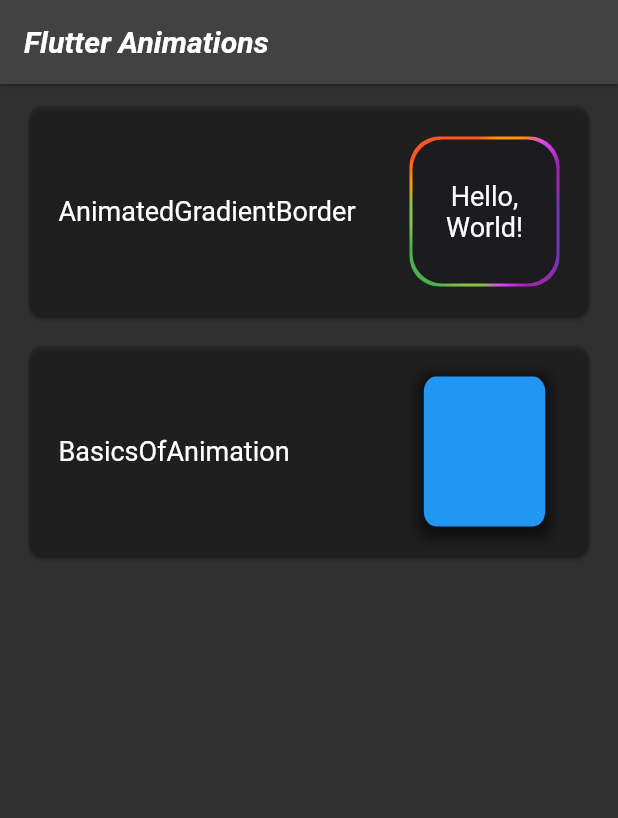
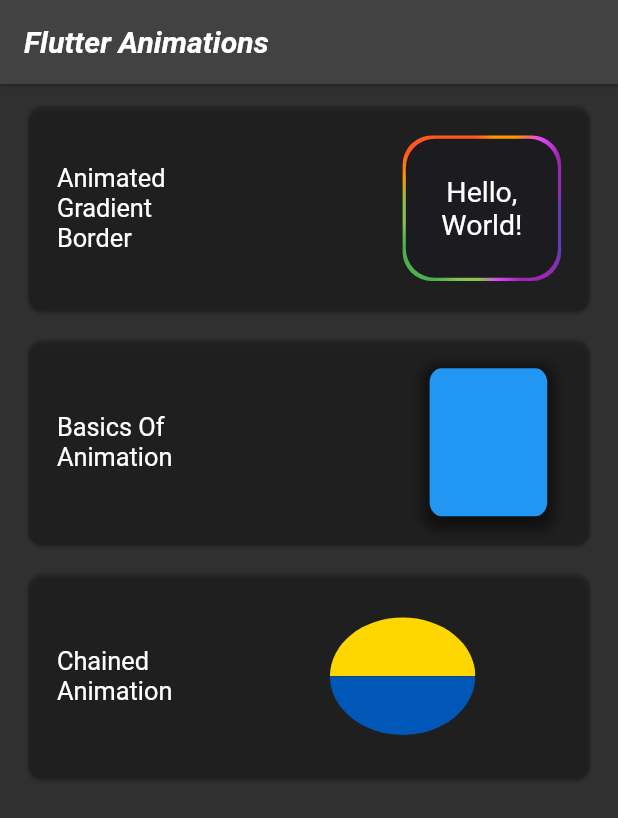
Before and after one commit to UmidMamasoliev/flutter_animations, a Flutter app: the screen it shows after launch, on a phone screen of 412 x 824 dp. Shown: the top 818 px of the screen. Run offline on Flutter 3.47's test engine with Material 2 defaults, Android fonts, the phone set to English and light mode, and no system bars; our stand-ins replace flutter_screenutil.

Commit message:
chained animation

```diff
--- a/lib/animated_gradient_border/animated_gradient_border.dart
+++ b/lib/animated_gradient_border/animated_gradient_border.dart
@@ -1,9 +1,16 @@
 import 'dart:math';
 
 import 'package:flutter/material.dart';
+import 'package:flutter_screenutil/flutter_screenutil.dart';
 
 class AnimatedGradientBorder extends StatefulWidget {
-  const AnimatedGradientBorder({super.key});
+  final double height;
+  final double width;
+  const AnimatedGradientBorder({
+    super.key,
+    this.height = 300,
+    this.width = 200,
+  });
 
   @override
   State<AnimatedGradientBorder> createState() => _AnimatedGradientBorderState();
@@ -58,26 +65,29 @@ class _AnimatedGradientBorderState extends State<AnimatedGradientBorder>
         animation: _animation,
         builder: (context, child) {
           return Container(
-            constraints: const BoxConstraints.tightFor(width: 150, height: 200),
+            constraints: BoxConstraints.tightFor(
+              width: widget.width.w,
+              height: widget.height.h,
+            ),
             decoration: BoxDecoration(
               gradient: SweepGradient(
                 colors: colors,
                 transform: GradientRotation(_animation.value),
               ),
-              borderRadius: BorderRadius.circular(20.0),
-              border: Border.all(color: Colors.transparent, width: 2.0),
+              borderRadius: BorderRadius.circular(20.r),
+              border: Border.all(color: Colors.transparent, width: 2.w),
             ),
             child: Container(
               decoration: BoxDecoration(
                 color: const Color(0xFF1C1B1F),
-                borderRadius: BorderRadius.circular(20.0),
+                borderRadius: BorderRadius.circular(20.r),
               ),
-              child: const Center(
+              child: Center(
                 child: Text(
                   "Hello, World!",
                   style: TextStyle(
                     color: Colors.white,
-                    fontSize: 18,
+                    fontSize: 18.sp,
                   ),
                   textAlign: TextAlign.center,
                 ),
--- a/lib/basics_of_animation/basics_of_animation.dart
+++ b/lib/basics_of_animation/basics_of_animation.dart
@@ -4,9 +4,12 @@
 import 'dart:math';
 
 import 'package:flutter/material.dart';
+import 'package:flutter_screenutil/flutter_screenutil.dart';
 
 class BasicsOfAnimation extends StatefulWidget {
-  const BasicsOfAnimation({super.key});
+  final double height;
+  final double width;
+  const BasicsOfAnimation({super.key, this.height = 200, this.width = 200});
 
   @override
   State<BasicsOfAnimation> createState() => _BasicsOfAnimationState();
@@ -46,11 +49,11 @@ class _BasicsOfAnimationState extends State<BasicsOfAnimation>
               alignment: Alignment.center,
               transform: Matrix4.identity()..rotateY(animation.value),
               child: Container(
-                width: 100,
-                height: 100,
+                width: widget.height.h,
+                height: widget.width.w,
                 decoration: BoxDecoration(
                   color: Colors.blue,
-                  borderRadius: BorderRadius.circular(10),
+                  borderRadius: BorderRadius.circular(10.r),
                   boxShadow: [
                     BoxShadow(
                       color: Colors.black.withOpacity(0.5),
--- /dev/null
+++ b/lib/chained_animations/chained_animation.dart
@@ -0,0 +1,179 @@
+// ignore_for_file: public_member_api_docs, sort_constructors_first
+import 'dart:math';
+
+import 'package:flutter/material.dart';
+import 'package:flutter_screenutil/flutter_screenutil.dart';
+
+import 'draw_the_arcs.dart';
+
+class ChainedAnimation extends StatefulWidget {
+  final double height;
+  final double width;
+  const ChainedAnimation({
+    super.key,
+    this.height = 150,
+    this.width = 150,
+  });
+
+  @override
+  State<ChainedAnimation> createState() => _ChainedAnimationState();
+}
+
+class _ChainedAnimationState extends State<ChainedAnimation>
+    with TickerProviderStateMixin {
+  late AnimationController _counterClockwiseRotationController;
+  late Animation<double> _counterClockwiseRotationAnimation;
+
+  late AnimationController _flipController;
+  late Animation<double> _flipAnimation;
+
+  @override
+  void initState() {
+    super.initState();
+
+    //rotation animation
+
+    _counterClockwiseRotationController = AnimationController(
+      vsync: this,
+      duration: const Duration(seconds: 1),
+    );
+
+    _counterClockwiseRotationAnimation = Tween<double>(
+      begin: 0,
+      end: -(pi / 2),
+    ).animate(
+      CurvedAnimation(
+        parent: _counterClockwiseRotationController,
+        curve: Curves.bounceOut,
+      ),
+    );
+
+    //flip animation
+
+    _flipController = AnimationController(
+      vsync: this,
+      duration: const Duration(seconds: 1),
+    );
+
+    _flipAnimation = Tween<double>(
+      begin: 0,
+      end: pi,
+    ).animate(
+      CurvedAnimation(
+        parent: _flipController,
+        curve: Curves.bounceOut,
+      ),
+    );
+
+    // status listeners
+
+    _counterClockwiseRotationController.addStatusListener(
+      (status) {
+        if (status == AnimationStatus.completed) {
+          _flipAnimation = Tween<double>(
+            begin: _flipAnimation.value,
+            end: _flipAnimation.value + pi,
+          ).animate(
+            CurvedAnimation(
+              parent: _flipController,
+              curve: Curves.bounceOut,
+            ),
+          );
+
+          //reset the [_flipController] and start the animations
+
+          _flipController
+            ..reset()
+            ..forward();
+        }
+      },
+    );
+
+    _flipController.addStatusListener(
+      (status) {
+        if (status == AnimationStatus.completed) {
+          _counterClockwiseRotationAnimation = Tween<double>(
+            begin: _counterClockwiseRotationAnimation.value,
+            end: _counterClockwiseRotationAnimation.value + -(pi / 2),
+          ).animate(
+            CurvedAnimation(
+              parent: _counterClockwiseRotationController,
+              curve: Curves.bounceOut,
+            ),
+          );
+
+          //reset the [_counterClockwiseRotationController] and start the animations
+
+          _counterClockwiseRotationController
+            ..reset()
+            ..forward();
+        }
+      },
+    );
+  }
+
+  @override
+  void dispose() {
+    _counterClockwiseRotationController.dispose();
+    _flipController.dispose();
+    super.dispose();
+  }
+
+  @override
+  Widget build(BuildContext context) {
+    _counterClockwiseRotationController
+      ..reset()
+      ..forward.delayed(const Duration(seconds: 1));
+    return AnimatedBuilder(
+        animation: _counterClockwiseRotationController,
+        builder: (context, child) {
+          return Transform(
+            alignment: Alignment.center,
+            transform: Matrix4.identity()
+              ..rotateZ(_counterClockwiseRotationAnimation.value),
+            child: Row(
+              mainAxisAlignment: MainAxisAlignment.center,
+              mainAxisSize: MainAxisSize.min,
+              children: [
+                AnimatedBuilder(
+                    animation: _flipController,
+                    builder: (context, child) {
+                      return Transform(
+                        alignment: Alignment.centerRight,
+                        transform: Matrix4.identity()
+                          ..rotateY(_flipAnimation.value),
+                        child: ClipPath(
+                          clipper:
+                              const HalfCircleClipper(side: CircleSide.left),
+                          child: Container(
+                            height: widget.height.h,
+                            width: widget.width.w,
+                            color: const Color(0xff0057b7),
+                          ),
+                        ),
+                      );
+                    }),
+                AnimatedBuilder(
+                    animation: _flipController,
+                    builder: (context, child) {
+                      return Transform(
+                        alignment: Alignment.centerLeft,
+                        transform: Matrix4.identity()
+                          ..rotateY(_flipAnimation.value),
+                        child: ClipPath(
+                          clipper:
+                              const HalfCircleClipper(side: CircleSide.right),
+                          child: Container(
+                            height: widget.height.h,
+                            width: widget.width.w,
+                            color: const Color(0xffffd700),
+                          ),
+                        ),
+                      );
+                    }),
+              ],
+            ),
+          );
+        });
+  }
+}
--- /dev/null
+++ b/lib/chained_animations/draw_the_arcs.dart
@@ -0,0 +1,53 @@
+import 'package:flutter/material.dart';
+
+enum CircleSide {
+  left,
+  right,
+}
+
+extension ToPath on CircleSide {
+  Path toPath(Size size) {
+    final path = Path();
+
+    late Offset offset;
+    late bool clockwise;
+
+    switch (this) {
+      case CircleSide.left:
+        path.moveTo(size.width, 0);
+        offset = Offset(size.width, size.height);
+        clockwise = false;
+        break;
+      case CircleSide.right:
+        offset = Offset(0, size.height);
+        clockwise = true;
+        break;
+    }
+    path.arcToPoint(
+      offset,
+      radius: Radius.elliptical(size.width / 2, size.height / 2),
+      clockwise: clockwise,
+    );
+
+    path.close();
+    return path;
+  }
+}
+
+class HalfCircleClipper extends CustomClipper<Path> {
+  final CircleSide side;
+
+  const HalfCircleClipper({
+    required this.side,
+  });
+
+  @override
+  Path getClip(Size size) => side.toPath(size);
+
+  @override
+  bool shouldReclip(covariant CustomClipper<Path> oldClipper) => true;
+}
+
+extension Delayed on VoidCallback {
+  Future<void> delayed(Duration duration) => Future.delayed(duration, this);
+}
--- a/lib/home_page.dart
+++ b/lib/home_page.dart
@@ -1,6 +1,8 @@
 import 'package:basics_of_animations/basics_of_animation/basics_of_animation.dart';
+import 'package:basics_of_animations/chained_animations/chained_animation.dart';
 import 'package:basics_of_animations/widget/show_bottom_sheet_mixin.dart';
 import 'package:flutter/material.dart';
+import 'package:flutter_screenutil/flutter_screenutil.dart';
 
 import 'animated_gradient_border/animated_gradient_border.dart';
 import 'widget/cards.dart';
@@ -30,11 +32,12 @@ class _HomePageState extends State<HomePage> with BottomSheetMixin {
       ),
       body: SingleChildScrollView(
         child: Column(
+          mainAxisSize: MainAxisSize.max,
           children: [
-            const SizedBox(height: 5),
+            SizedBox(height: 5.h),
             Cards(
-              title: "AnimatedGradientBorder",
-              demo: const AnimatedGradientBorder(),
+              title: "Animated\nGradient\nBorder",
+              demo: const AnimatedGradientBorder(height: 100, width: 100),
               onTap: () {
                 showBottomSheetMixin(
                   context,
@@ -43,12 +46,22 @@ class _HomePageState extends State<HomePage> with BottomSheetMixin {
               },
             ),
             Cards(
-              title: "BasicsOfAnimation",
-              demo: const BasicsOfAnimation(),
+              title: "Basics Of\nAnimation",
+              demo: const BasicsOfAnimation(height: 100, width: 100),
               onTap: () {
                 showBottomSheetMixin(
                   context,
                   const BasicsOfAnimation(),
+                );
+              },
+            ),
+            Cards(
+              title: "Chained\nAnimation",
+              demo: const ChainedAnimation(height: 100, width: 100),
+              onTap: () {
+                showBottomSheetMixin(
+                  context,
+                  const ChainedAnimation(),
                 );
               },
             ),
--- a/lib/main.dart
+++ b/lib/main.dart
@@ -1,4 +1,5 @@
 import 'package:flutter/material.dart';
+import 'package:flutter_screenutil/flutter_screenutil.dart';
 
 import 'home_page.dart';
 
@@ -11,9 +12,14 @@ class MyApp extends StatelessWidget {
 
   @override
   Widget build(BuildContext context) {
-    return MaterialApp(
-      theme: ThemeData.dark(),
-      home: const HomePage(title: 'Flutter Animations'),
+    return ScreenUtilInit(
+      designSize: const Size(390, 850),
+      builder: (BuildContext context, Widget? child) {
+        return MaterialApp(
+          theme: ThemeData.dark(),
+          home: const HomePage(title: 'Flutter Animations'),
+        );
+      },
     );
   }
 }
--- a/lib/widget/cards.dart
+++ b/lib/widget/cards.dart
@@ -1,4 +1,5 @@
 import 'package:flutter/material.dart';
+import 'package:flutter_screenutil/flutter_screenutil.dart';
 
 class Cards extends StatelessWidget {
   final String title;
@@ -14,33 +15,29 @@ class Cards extends StatelessWidget {
   @override
   Widget build(BuildContext context) {
     return Padding(
-      padding: const EdgeInsets.symmetric(horizontal: 15, vertical: 5),
+      padding: EdgeInsets.symmetric(horizontal: 15.h, vertical: 5.w),
       child: GestureDetector(
         onTap: onTap,
         child: SizedBox(
-          height: 150,
+          height: 150.h,
           width: double.maxFinite,
           child: Card(
-            shape:
-                RoundedRectangleBorder(borderRadius: BorderRadius.circular(10)),
+            shape: RoundedRectangleBorder(
+                borderRadius: BorderRadius.circular(10.r)),
             color: Colors.black12,
             child: Center(
               child: Padding(
-                padding: const EdgeInsets.all(20.0),
+                padding: EdgeInsets.all(20.h),
                 child: Row(
                   mainAxisAlignment: MainAxisAlignment.spaceBetween,
                   children: [
                     Text(
                       title,
-                      style: const TextStyle(
-                          fontSize: 18, fontWeight: FontWeight.w400),
-                      textAlign: TextAlign.center,
+                      style: TextStyle(
+                          fontSize: 16.sp, fontWeight: FontWeight.w400),
+                      textAlign: TextAlign.start,
                     ),
-                    SizedBox(
-                      height: 100,
-                      width: 100,
-                      child: demo,
-                    ),
+                    demo,
                   ],
                 ),
               ),
```
Also changed, not shown: pubspec.yaml (+4 -12 lines), pubspec.lock.
